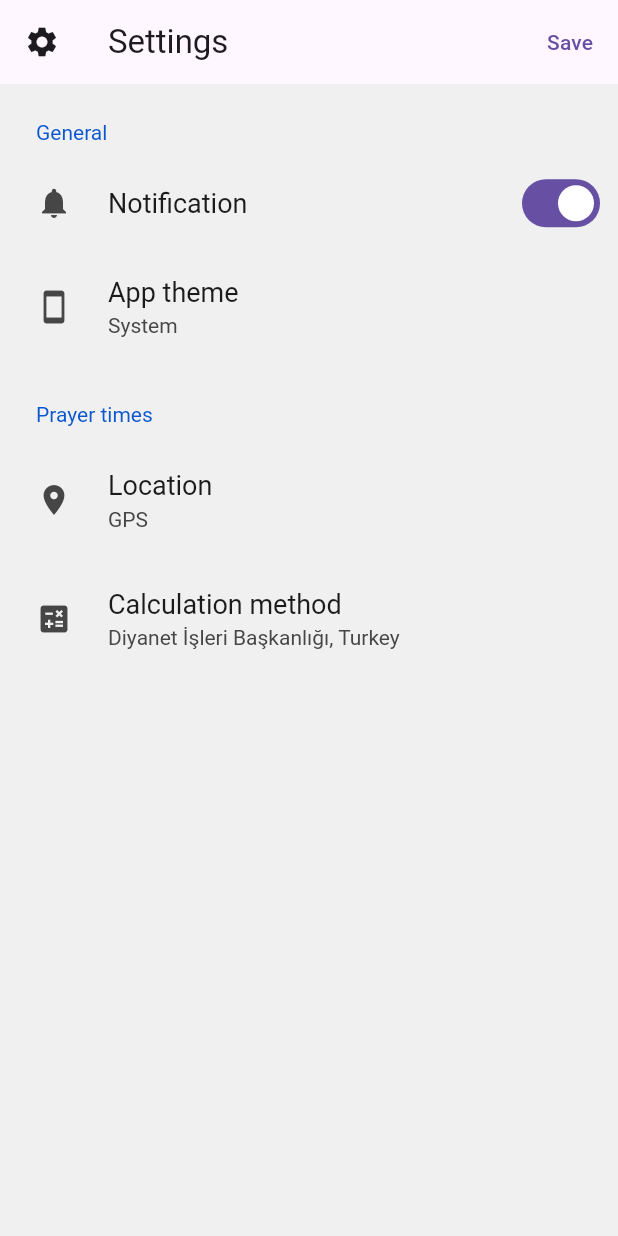
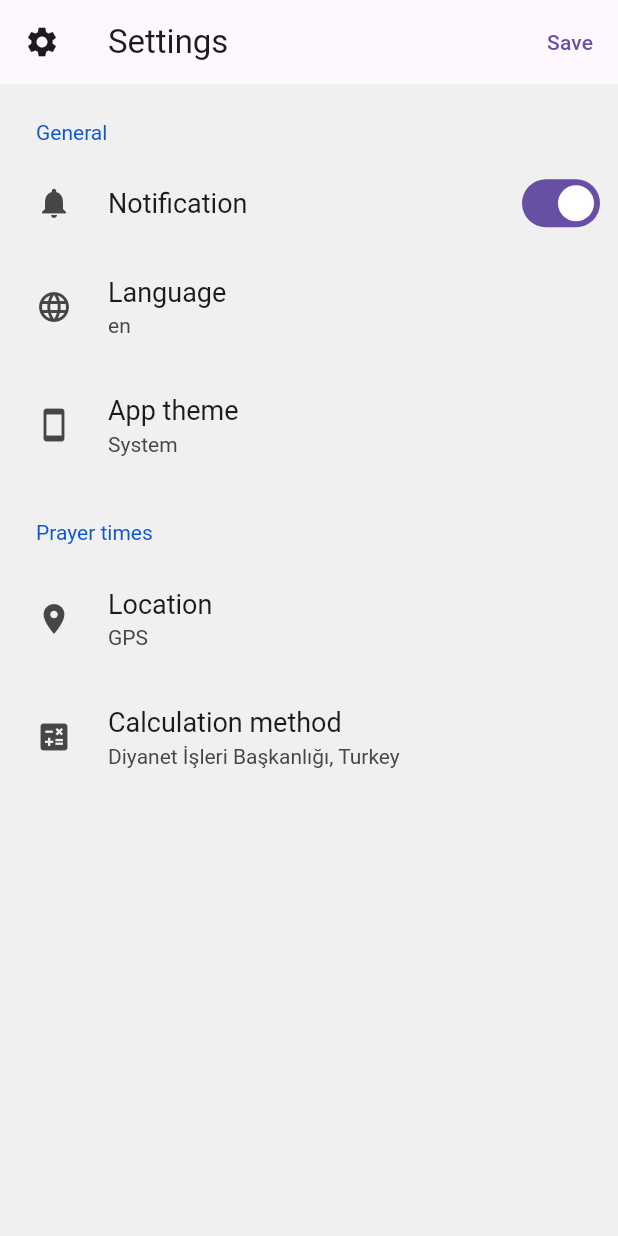
Before and after one commit to aksoyalpi/Prayers, a Flutter app: the screen it shows after launch, after a tap on the "settings" icon, on a phone screen of 412 x 824 dp. Run offline on Flutter 3.47's test engine with Material 3 defaults, Android fonts, the phone set to English and light mode, and no system bars; drawn by our look-alikes of settings_ui; our stand-ins replace awesome_notifications, google_fonts, location, shared_preferences; generated files the repository leaves out were written again.

Commit message:
added localization and the logic. Changing languages (english or turkish) works now. yuhu

```diff
--- a/lib/consts/strings.dart
+++ b/lib/consts/strings.dart
@@ -28,6 +28,8 @@ class Strings {
   static const String calculation_method = "Calculation method";
   static const String prayerTimes = "Prayer times";
 
+  static const String languageCode = "languageCode";
+
   static const Map<String, String> prefs = {
     "location": "location",
     "notification": "notification",
--- a/lib/main.dart
+++ b/lib/main.dart
@@ -48,6 +48,9 @@ void main() async {
       }
     }
   }
+  if(!prefs.containsKey(Strings.languageCode)){
+    prefs.setString(Strings.languageCode, "en");
+  }
 
   // requestPermissionToSendNotifications
   runApp(const MyApp());
@@ -67,14 +70,36 @@ void main() async {
       debug: true);
 }
 
-class MyApp extends StatelessWidget {
+class MyApp extends StatefulWidget {
   const MyApp({super.key});
 
-// This widget is the root of your application.
+  @override
+  State<MyApp> createState() => _MyAppState();
+
+  static _MyAppState? of(BuildContext context) => context.findAncestorStateOfType<_MyAppState>();
+}
+
+class _MyAppState extends State<MyApp> {
+  final ThemeMode _themeMode = getThemeMode();
+  Locale _locale = const Locale("en");
+
+  @override
+  void initState() {
+    super.initState();
+  }
+
+  void setLocale(Locale value){
+    setState(() {
+      _locale = value;
+    });
+  }
+
+  // This widget is the root of your application.
   @override
   Widget build(BuildContext context) {
     return MaterialApp(
         title: 'Prayers',
+        locale: _locale,
         localizationsDelegates: AppLocalizations.localizationsDelegates,
         supportedLocales: AppLocalizations.supportedLocales,
         theme: ThemeData(
@@ -84,10 +109,11 @@ class MyApp extends StatelessWidget {
         ),
         home: MaterialApp(
           title: "Prayers",
+          locale: _locale,
           localizationsDelegates: AppLocalizations.localizationsDelegates,
           supportedLocales: AppLocalizations.supportedLocales,
           theme: ThemeData.light(useMaterial3: true),
-          themeMode: getThemeMode(),
+          themeMode: _themeMode,
           darkTheme: ThemeData.dark(useMaterial3: true),
           home: const MyHomePage(),
         ));
@@ -276,7 +302,7 @@ class PrayerTime extends StatefulWidget {
 /// eg. if time is Dhuhr and the clock is between dhuhr and asr it should return
 /// true else false
 bool onTime(time, snapshot) {
-  if (time == PrayerTimes.prayerTimeZones[1]) return true;
+  if (time == PrayerTimes.prayerTimeZones[1]) return false;
 
   int hour = DateTime.now().hour;
   int min = DateTime.now().minute;
--- a/lib/settings.dart
+++ b/lib/settings.dart
@@ -1,12 +1,14 @@
-import 'package:flutter/cupertino.dart';
 import 'package:flutter/material.dart';
 import 'package:prayer_times/calculation_method_dialog.dart';
+import 'package:prayer_times/language_dialog.dart';
 import 'package:prayer_times/location_dialog.dart';
 import 'package:prayer_times/prayer_times.dart';
 import 'package:prayer_times/settings_dialog.dart';
 import 'package:prayer_times/theme_setting.dart';
 import 'package:settings_ui/settings_ui.dart';
 import 'package:shared_preferences/shared_preferences.dart';
+import 'package:flutter_gen/gen_l10n/app_localizations.dart';
+
 
 import 'consts/strings.dart';
 import 'main.dart';
@@ -24,6 +26,8 @@ class _SettingsState extends State<Settings> {
   bool useGPS = prefs.getBool(Strings.prefs["useGPS"]!)!;
   String city = prefs.getString(Strings.prefs["city"]!)!;
   String country = prefs.getString(Strings.prefs["country"]!)!;
+  // returns the country code of the saved languageCode
+  String language = prefs.getString(Strings.languageCode)!;
 
   String calcMethod = PrayerTimes
       .calcMethods[prefs.getInt(Strings.prefs["calculationMethod"]!)!];
@@ -34,21 +38,21 @@ class _SettingsState extends State<Settings> {
         child: Scaffold(
       appBar: AppBar(
         leading: const Icon(Icons.settings),
-        title: const Text(Strings.settings),
+        title: Text(AppLocalizations.of(context)!.settings),
         actions: [
           TextButton(
               onPressed: () => {Navigator.of(context).pop("save")},
-              child: const Text(Strings.save))
+              child: Text(AppLocalizations.of(context)!.save))
         ],
       ),
       body: SettingsList(
         sections: [
           SettingsSection(
-            title: const Text(Strings.general),
+            title: Text(AppLocalizations.of(context)!.general),
             tiles: [
               SettingsTile.switchTile(
                 initialValue: notificationOn,
-                title: const Text(Strings.notification),
+                title: Text(AppLocalizations.of(context)!.notification),
                 leading: const Icon(Icons.notifications),
                 onToggle: (bool value) {
                   setState(() {
@@ -58,8 +62,22 @@ class _SettingsState extends State<Settings> {
                 },
               ),
               SettingsTile(
-                title: Text(Strings.theme["appTheme"]!),
-                description: Text(aktTheme),
+                  title: Text(AppLocalizations.of(context)!.language),
+                description: Text(language),
+                leading: const Icon(Icons.language),
+                onPressed: (context) => showDialog(
+                    context: context,
+                    builder: (context) => const LanguageDialog(),
+                ).then((value) {
+                  MyApp.of(context)!.setLocale(Locale(value!));
+                  setState(() {
+                    language = value!;
+                  });
+                }),
+              ),
+              SettingsTile(
+                title: Text(AppLocalizations.of(context)!.appThemeTitle),
+                description: Text(AppLocalizations.of(context)!.appTheme(aktTheme)),
                 leading: const Icon(Icons.smartphone),
                 onPressed: (context) {
                   showDialog(
@@ -74,12 +92,12 @@ class _SettingsState extends State<Settings> {
               ),
             ],
           ),
-          SettingsSection(title: const Text(Strings.prayerTimes), tiles: [
+          SettingsSection(title: Text(AppLocalizations.of(context)!.prayerTimes), tiles: [
             SettingsTile(
-              title: Text(Strings.location["location"]!),
+              title: Text(AppLocalizations.of(context)!.location),
               leading: const Icon(Icons.location_on),
               description:
-                  Text(useGPS ? Strings.location["gps"]! : "$city, $country"),
+                  Text(useGPS ? AppLocalizations.of(context)!.gps : "$city, $country"),
               onPressed: (context) => showDialog(
                 context: context,
                 builder: (context) => const LocationSettings(),
@@ -95,7 +113,7 @@ class _SettingsState extends State<Settings> {
             ),
             SettingsTile(
               leading: const Icon(Icons.calculate),
-              title: const Text(Strings.calculation_method),
+              title: Text(AppLocalizations.of(context)!.calculationMethod),
               description: Text(calcMethod),
               onPressed: (context) => showDialog(
                 context: context,
```
Also changed, not shown: lib/calculation_method_dialog.dart (+4 -3 lines), lib/l10n/app_en.arb (+7 -1 lines), lib/l10n/app_tr.arb (+7 -1 lines), lib/language_dialog.dart (added, +58 -0 lines), lib/location_dialog.dart (+8 -7 lines), lib/theme_setting.dart (+9 -8 lines).
